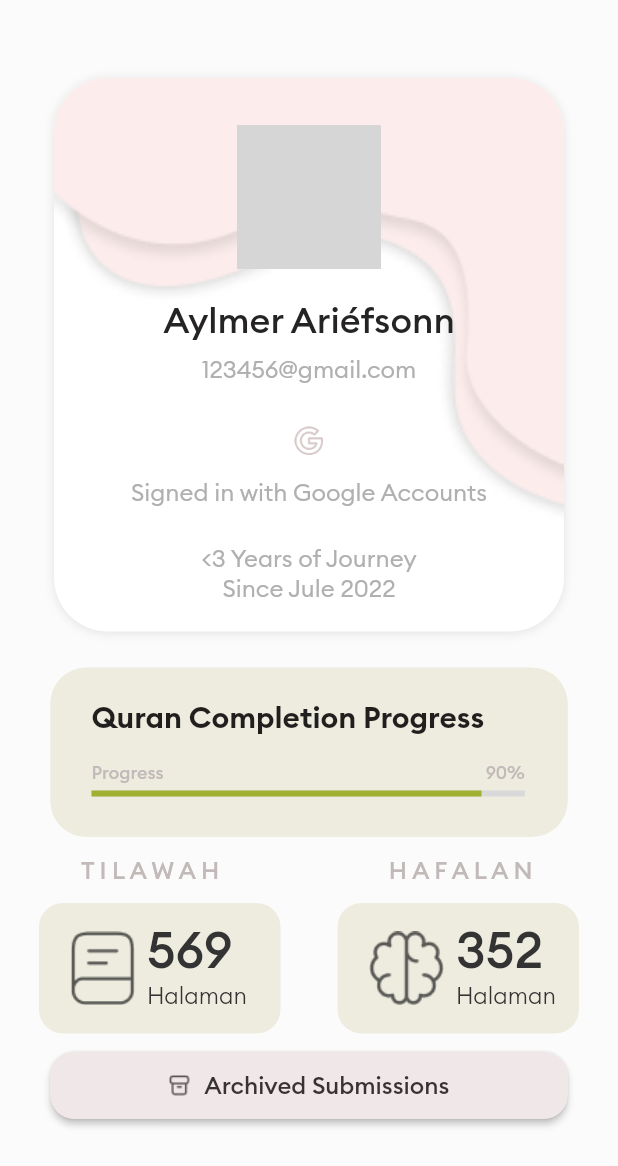
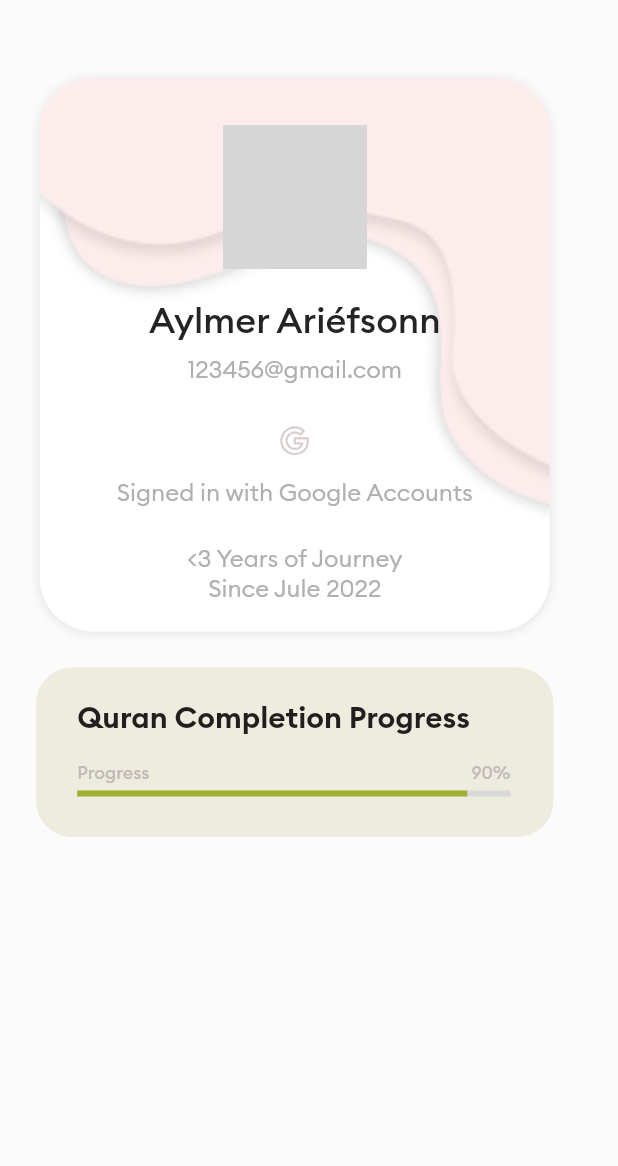
Before and after one commit to ariefsonn/ibadah_yuk, a Flutter app: the ProfilePage screen opened directly, on a phone screen of 412 x 824 dp. Shown: the top 1166 px of the screen. Run offline on Flutter 3.47's test engine with Material 2 defaults, Android fonts, the phone set to English and light mode, and no system bars; our stand-ins replace dot_navigation_bar, floating_bottom_navigation_bar, hijri; network calls fail; grey boxes are pictures that could not be loaded.

Commit message:
ariefsonn-commit-7

```diff
--- a/lib/main.dart
+++ b/lib/main.dart
@@ -4,6 +4,7 @@
 import 'package:ibadah_yuk/pages/fragment/progress.dart';
 import 'package:ibadah_yuk/pages/fragment/quran.dart';
 import 'package:ibadah_yuk/pages/login.dart';
+import 'package:ibadah_yuk/pages/navbar.dart';
 import 'package:ibadah_yuk/pages/register.dart';
 
 void main() {
@@ -18,7 +19,7 @@
     return const MaterialApp(
       title: 'Flutter Demo',
       debugShowCheckedModeBanner: false,
-      home: ProfilePage(),
+      home: NavBar(),
     );
   }
 }
--- a/lib/pages/fragment/home.dart
+++ b/lib/pages/fragment/home.dart
@@ -24,7 +24,7 @@
       backgroundColor: Color(0xffFBFBFB),
       body: Container(
         decoration: BoxDecoration(color: Color(0xFFFBFBFB)),
-        padding: EdgeInsets.only(right: 5, left: 5, top: 45, bottom: 74),
+        padding: EdgeInsets.only(right: 5, left: 5, top: 45, bottom: 10),
         child: Column(
             crossAxisAlignment: CrossAxisAlignment.start,
             children: <Widget>[
--- a/lib/pages/fragment/profile.dart
+++ b/lib/pages/fragment/profile.dart
@@ -12,7 +12,8 @@
   @override
   Widget build(BuildContext context) {
     return Scaffold(
-      body: Container(
+      body: SingleChildScrollView(
+        child: Container(
           decoration: const BoxDecoration(
             color: Color(0xFFFBFBFB),
           ),
@@ -167,165 +168,166 @@
                 ),
               ),
               const SizedBox(height: 12),
-            Padding(
-              padding: EdgeInsets.only(left: 30, right: 33),
-              child: Row(
-                mainAxisAlignment: MainAxisAlignment.spaceBetween,
-                children: [
-                  Text(
-                    'T I L A W A H',
-                    style: TextStyle(
-                      fontFamily: 'Euclid Circular B',
-                      fontStyle: FontStyle.normal,
-                      fontWeight: FontWeight.w500,
-                      fontSize: 16,
-                      color: Color(0xFFC2B9B9)
-                    ),
-                  ),
-                  Text(
-                    'H A F A L A N',
-                    style: TextStyle(
-                        fontFamily: 'Euclid Circular B',
-                        fontStyle: FontStyle.normal,
-                        fontWeight: FontWeight.w500,
-                        fontSize: 16,
-                        color: Color(0xFFC2B9B9)
-                    ),
-                  ),
+              // const Padding(
+              //   padding: EdgeInsets.only(left: 30, right: 33),
+              //   child: Row(
+              //     mainAxisAlignment: MainAxisAlignment.spaceBetween,
+              //     children: [
+              //       Text(
+              //         'T I L A W A H',
+              //         style: TextStyle(
+              //             fontFamily: 'Euclid Circular B',
+              //             fontStyle: FontStyle.normal,
+              //             fontWeight: FontWeight.w500,
+              //             fontSize: 16,
+              //             color: Color(0xFFC2B9B9)
+              //         ),
+              //       ),
+              //       Text(
+              //         'H A F A L A N',
+              //         style: TextStyle(
+              //             fontFamily: 'Euclid Circular B',
+              //             fontStyle: FontStyle.normal,
+              //             fontWeight: FontWeight.w500,
+              //             fontSize: 16,
+              //             color: Color(0xFFC2B9B9)
+              //         ),
+              //       ),
+              //     ],
+              //   ),
+              // ),
+              // const SizedBox(height: 12),
+              // Padding(
+              //   padding: const EdgeInsets.only(left: 2, right: 2),
+              //   child: Row(
+              //     mainAxisAlignment: MainAxisAlignment.spaceBetween,
+              //     children: [
+              //       Container(
+              //         decoration: const BoxDecoration(
+              //           color: Color(0xFFEEECDF),
+              //           borderRadius: BorderRadius.all(Radius.circular(16)),
+              //         ),
+              //         padding: const EdgeInsets.only(left: 21),
+              //         width: 161,
+              //         height: 87,
+              //         child: Row(
+              //           children: [
+              //             Image.asset('assets/icons/book.png', width: 43, height: 50.59),
+              //             const SizedBox(width: 8),
+              //             Container(
+              //               margin: const EdgeInsets.only(top: 11),
+              //               child: const Column(
+              //                 crossAxisAlignment: CrossAxisAlignment.start,
+              //                 children: [
+              //                   Text(
+              //                     '569',
+              //                     style: TextStyle(
+              //                       color: Color(0xFF333333),
+              //                       fontFamily: 'Euclid Circular B',
+              //                       fontStyle: FontStyle.normal,
+              //                       fontWeight: FontWeight.w500,
+              //                       fontSize: 33.9535,
+              //                       height: 1.2,
+              //                     ),
+              //                   ),
+              //                   Text(
+              //                     'Halaman',
+              //                     style: TextStyle(
+              //                       color: Color(0xFF333333),
+              //                       fontFamily: 'Euclid Circular B',
+              //                       fontStyle: FontStyle.normal,
+              //                       fontWeight: FontWeight.w300,
+              //                       fontSize: 15.26,
+              //                     ),
+              //                   ),
+              //                 ],
+              //               ),
+              //             ),
+              //           ],
+              //         ),
+              //       ),
+              //       Container(
+              //         decoration: const BoxDecoration(
+              //           color: Color(0xFFEEECDF),
+              //           borderRadius: BorderRadius.all(Radius.circular(16)),
+              //         ),
+              //         padding: const EdgeInsets.only(left: 21),
+              //         width: 161,
+              //         height: 87,
+              //         child: Row(
+              //           children: [
+              //             Image.asset('assets/icons/brain.png', width: 50, height: 49.99),
+              //             const SizedBox(width: 8),
+              //             Container(
+              //               margin: const EdgeInsets.only(top: 11),
+              //               child: const Column(
+              //                 crossAxisAlignment: CrossAxisAlignment.start,
+              //                 children: [
+              //                   Text(
+              //                     '352',
+              //                     style: TextStyle(
+              //                       color: Color(0xFF333333),
+              //                       fontFamily: 'Euclid Circular B',
+              //                       fontStyle: FontStyle.normal,
+              //                       fontWeight: FontWeight.w500,
+              //                       fontSize: 33.9535,
+              //                       height: 1.2,
+              //                     ),
+              //                   ),
+              //                   Text(
+              //                     'Halaman',
+              //                     style: TextStyle(
+              //                       color: Color(0xFF333333),
+              //                       fontFamily: 'Euclid Circular B',
+              //                       fontStyle: FontStyle.normal,
+              //                       fontWeight: FontWeight.w300,
+              //                       fontSize: 15.26,
+              //                     ),
+              //                   ),
+              //                 ],
+              //               ),
+              //             ),
+              //           ],
+              //         ),
+              //       ),
+              //     ],
+              //   ),
+              // ),
+              // const SizedBox(height: 12),
+              // SizedBox(
+              //   width: 345,
+              //   height: 45,
+              //   child: ElevatedButton(
+              //     style: ButtonStyle(
+              //       backgroundColor: MaterialStateProperty.all<Color>(const Color(0xFFF0E8E8)),
+              //       shape: MaterialStateProperty.all<RoundedRectangleBorder>(
+              //         const RoundedRectangleBorder(borderRadius: BorderRadius.all(Radius.circular(16))),
+              //       ),
+              //     ),
+              //     onPressed: () {},
+              //     child: Row(
+              //       mainAxisAlignment: MainAxisAlignment.center,
+              //       children: [
+              //         Image.asset('assets/icons/submissions.png', width: 14.17, height: 14.17, color: const Color(0xFF5D5858)),
+              //         const SizedBox(width: 9.5),
+              //         const Text(
+              //           'Archived Submissions',
+              //           style: TextStyle(
+              //             color: Color(0xFF383333),
+              //             fontFamily: 'Euclid Circular B',
+              //             fontStyle: FontStyle.normal,
+              //             fontWeight: FontWeight.w500,
+              //             fontSize: 16,
+              //           ),
+              //         ),
+              //       ],
+              //     ),
+              //   ),
+              // ),
             ],
           ),
         ),
-            const SizedBox(height: 12),
-            Padding(
-              padding: const EdgeInsets.only(left: 2, right: 2),
-              child: Row(
-                mainAxisAlignment: MainAxisAlignment.spaceBetween,
-                children: [
-                  Container(
-                    decoration: const BoxDecoration(
-                      color: Color(0xFFEEECDF),
-                      borderRadius: BorderRadius.all(Radius.circular(16)),
-                    ),
-                    padding: const EdgeInsets.only(left: 21),
-                    width: 161,
-                    height: 87,
-                    child: Row(
-                      children: [
-                        Image.asset('assets/icons/book.png', width: 43, height: 50.59),
-                        const SizedBox(width: 8),
-                        Container(
-                          margin: const EdgeInsets.only(top: 11),
-                          child: const Column(
-                            crossAxisAlignment: CrossAxisAlignment.start,
-                            children: [
-                              Text(
-                                '569',
-                                style: TextStyle(
-                                  color: Color(0xFF333333),
-                                  fontFamily: 'Euclid Circular B',
-                                  fontStyle: FontStyle.normal,
-                                  fontWeight: FontWeight.w500,
-                                  fontSize: 33.9535,
-                                  height: 1.2,
-                                ),
-                              ),
-                              Text(
-                                'Halaman',
-                                style: TextStyle(
-                                  color: Color(0xFF333333),
-                                  fontFamily: 'Euclid Circular B',
-                                  fontStyle: FontStyle.normal,
-                                  fontWeight: FontWeight.w300,
-                                  fontSize: 15.26,
-                                ),
-                              ),
-                            ],
-                          ),
-                        ),
-                      ],
-                    ),
-                  ),
-                  Container(
-                    decoration: const BoxDecoration(
-                      color: Color(0xFFEEECDF),
-                      borderRadius: BorderRadius.all(Radius.circular(16)),
-                    ),
-                    padding: const EdgeInsets.only(left: 21),
-                    width: 161,
-                    height: 87,
-                    child: Row(
-                      children: [
-                        Image.asset('assets/icons/brain.png', width: 50, height: 49.99),
-                        const SizedBox(width: 8),
-                        Container(
-                          margin: const EdgeInsets.only(top: 11),
-                          child: const Column(
-                            crossAxisAlignment: CrossAxisAlignment.start,
-                            children: [
-                              Text(
-                                '352',
-                                style: TextStyle(
-                                  color: Color(0xFF333333),
-                                  fontFamily: 'Euclid Circular B',
-                                  fontStyle: FontStyle.normal,
-                                  fontWeight: FontWeight.w500,
-                                  fontSize: 33.9535,
-                                  height: 1.2,
-                                ),
-                              ),
-                              Text(
-                                'Halaman',
-                                style: TextStyle(
-                                  color: Color(0xFF333333),
-                                  fontFamily: 'Euclid Circular B',
-                                  fontStyle: FontStyle.normal,
-                                  fontWeight: FontWeight.w300,
-                                  fontSize: 15.26,
-                                ),
-                              ),
-                            ],
-                          ),
-                        ),
-                      ],
-                    ),
-                  ),
-                ],
-              ),
-            ),
-            const SizedBox(height: 12),
-            SizedBox(
-              width: 345,
-              height: 45,
-              child: ElevatedButton(
-                style: ButtonStyle(
-                  backgroundColor: MaterialStateProperty.all<Color>(const Color(0xFFF0E8E8)),
-                  shape: MaterialStateProperty.all<RoundedRectangleBorder>(
-                    const RoundedRectangleBorder(borderRadius: BorderRadius.all(Radius.circular(16))),
-                  ),
-                ),
-                onPressed: () {},
-                child: Row(
-                  mainAxisAlignment: MainAxisAlignment.center,
-                  children: [
-                    Image.asset('assets/icons/submissions.png', width: 14.17, height: 14.17, color: const Color(0xFF5D5858)),
-                    const SizedBox(width: 9.5),
-                    const Text(
-                      'Archived Submissions',
-                      style: TextStyle(
-                        color: Color(0xFF383333),
-                        fontFamily: 'Euclid Circular B',
-                        fontStyle: FontStyle.normal,
-                        fontWeight: FontWeight.w500,
-                        fontSize: 16,
-                      ),
-                    ),
-                  ],
-                ),
-              ),
-            ),
-          ],
-        ),
-      ),
+      )
     );
   }
 }
--- /dev/null
+++ b/lib/pages/navbar.dart
@@ -0,0 +1,72 @@
+import 'package:dot_navigation_bar/dot_navigation_bar.dart';
+import 'package:floating_bottom_navigation_bar/floating_bottom_navigation_bar.dart';
+import 'package:flutter/material.dart';
+import 'package:ibadah_yuk/pages/fragment/home.dart';
+import 'package:ibadah_yuk/pages/fragment/profile.dart';
+import 'package:ibadah_yuk/pages/fragment/progress.dart';
+import 'package:ibadah_yuk/pages/fragment/quran.dart';
+
+class NavBar extends StatefulWidget {
+  const NavBar({Key? key}) : super(key: key);
+
+  @override
+  State<NavBar> createState() => _NavBarState();
+}
+
+class _NavBarState extends State<NavBar> {
+
+  int? _selectedIndex = 0;
+  static const List<Widget> _pageOptions = <Widget>[
+    HomePage(),
+    QuranPage(),
+    ProgressPage(),
+    ProfilePage(),
+  ];
+
+  void onItemTapped(int index) {
+    setState(() {
+      _selectedIndex = index;
+    });
+  }
+
+  @override
+  Widget build(BuildContext context) {
+    return Scaffold(
+      body: _pageOptions.elementAt(_selectedIndex!),
+      extendBody: true,
+      bottomNavigationBar: FloatingNavbar(
+        width: 379,
+        height: 93,
+        iconSize: 28,
+        items: [
+          FloatingNavbarItem(
+            icon: Icons.home_rounded,
+          ),
+          FloatingNavbarItem(
+            icon: Icons.my_library_books_rounded,
+          ),
+          FloatingNavbarItem(
+            icon: Icons.insert_chart,
+          ),
+          FloatingNavbarItem(
+            icon: Icons.people,
+          ),
+        ],
+        backgroundColor: const Color(0xFFD2D0D7),
+        selectedItemColor: const Color(0xFF27258B),
+        unselectedItemColor: const Color(0xFF948787),
+        selectedBackgroundColor: Colors.transparent,
+        borderRadius: const BorderRadius.only(
+          topRight: Radius.circular(15),
+          topLeft: Radius.circular(15),
+          bottomLeft: Radius.circular(55),
+          bottomRight: Radius.circular(55)
+        ),
+        padding: const EdgeInsets.only(bottom: 0.000000000000000000000000000000000000000000000000000000000000000000000000000000000000000000000000000000001, top: 7),
+        margin: const EdgeInsets.symmetric(horizontal: 7, vertical: 0.000000000000000000000000000000000000000000000000000000000000000000000000000000000000000000000000000000001),
+        currentIndex: _selectedIndex,
+        onTap: onItemTapped,
+      ),
+    );
+  }
+}
--- a/pubspec.yaml
+++ b/pubspec.yaml
@@ -38,6 +38,8 @@
   cupertino_icons: ^1.0.2
   hijri: ^3.0.0
   intl: ^0.17.0
+  dot_navigation_bar: ^1.0.1+4
+  floating_bottom_navigation_bar: ^1.5.2
 
 dev_dependencies:
   flutter_test:
```
Also changed, not shown: lib/pages/fragment/navbar.dart (deleted), pubspec.lock. Lines whose indentation alone changed are shown as unchanged.
